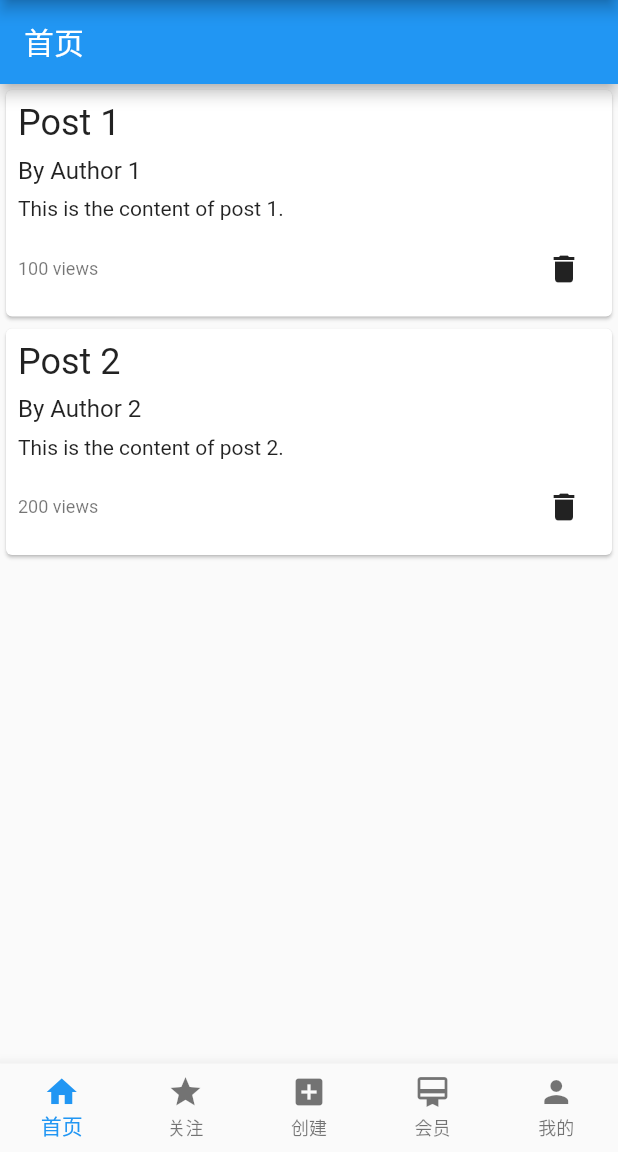
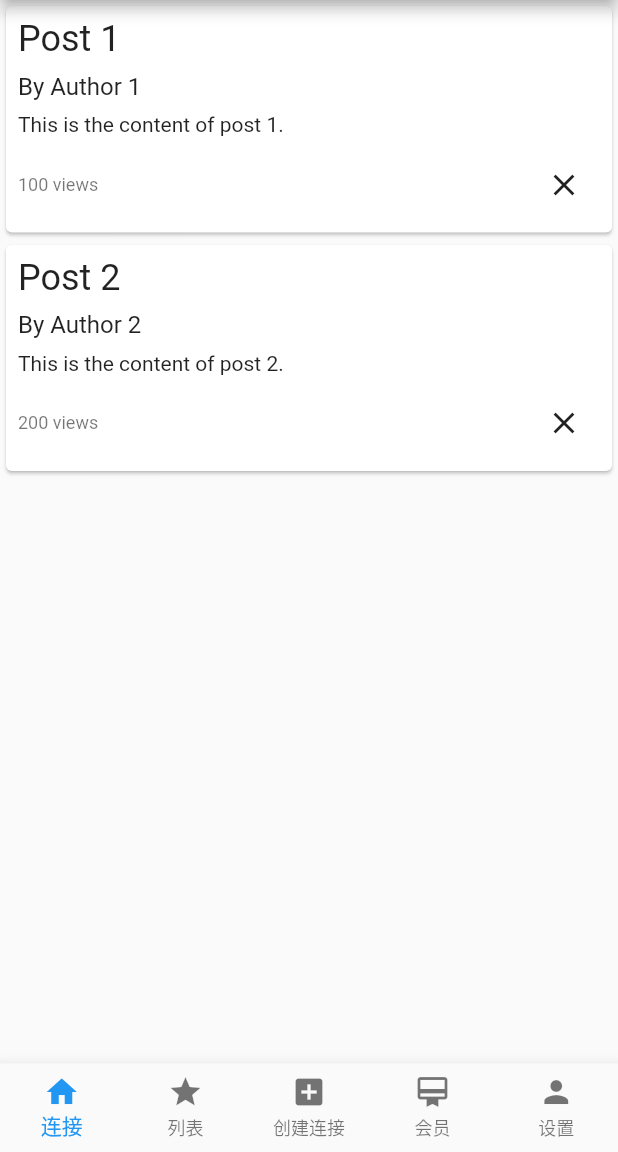
Before and after one commit to LiHeng99/mqtt_flutter, a Flutter app: the screen it shows after launch, on a phone screen of 412 x 824 dp, the part 84-1236 px from its top. Run offline on Flutter 3.47's test engine with Material 2 defaults, Android fonts, the phone set to English and light mode, and no system bars.

Commit message:
修改配置,添加聊天页面

```diff
--- a/lib/main.dart
+++ b/lib/main.dart
@@ -7,10 +7,12 @@ import 'package:mqtt/pages/my_page.dart';
 import 'package:mqtt/widgets/bottom_navigation.dart';
 
 void main() {
-  runApp(MyApp());
+  runApp(const MyApp());
 }
 
 class MyApp extends StatelessWidget {
+  const MyApp({super.key});
+
   @override
   Widget build(BuildContext context) {
     return MaterialApp(
@@ -36,8 +38,8 @@ class _MainPageState extends State<MainPage> {
     HomePage(),
     FavoritesPage(),
     CreateContentPage(),
-    MembershipPage(),
-    MyPage(),
+    const MembershipPage(),
+    const MyPage(),
   ];
 
   @override
@@ -52,9 +54,9 @@ class _MainPageState extends State<MainPage> {
         },
       ),
       appBar: AppBar(
-        title: Text('Custom AppBar'),
+        title: const Text('Custom AppBar'),
         leading: IconButton(
-          icon: Icon(Icons.arrow_back),
+          icon: const Icon(Icons.arrow_back),
           onPressed: () {
             Navigator.pop(context);
           },
--- a/lib/pages/create_content_page.dart
+++ b/lib/pages/create_content_page.dart
@@ -4,9 +4,9 @@ class CreateContentPage extends StatelessWidget {
   @override
   Widget build(BuildContext context) {
     return Scaffold(
-      appBar: AppBar(
-        title: Text('创建内容'),
-      ),
+      // appBar: AppBar(
+      //   title: Text('创建内容'),
+      // ),
       body: Center(
         child: Text('这是创建内容页面'),
       ),
--- a/lib/pages/favorites_page.dart
+++ b/lib/pages/favorites_page.dart
@@ -4,9 +4,9 @@ class FavoritesPage extends StatelessWidget {
   @override
   Widget build(BuildContext context) {
     return Scaffold(
-      appBar: AppBar(
-        title: Text('关注'),
-      ),
+      // appBar: AppBar(
+      //   title: Text('关注'),
+      // ),
       body: Center(
         child: Text('这是关注页面'),
       ),
--- a/lib/pages/home/home_page.dart
+++ b/lib/pages/home/home_page.dart
@@ -5,9 +5,9 @@ class HomePage extends StatelessWidget {
   @override
   Widget build(BuildContext context) {
     return Scaffold(
-      appBar: AppBar(
-        title: Text('首页'),
-      ),
+      // appBar: AppBar(
+      //   title: Text('首页'),
+      // ),
       body: ListView.builder(
         itemCount: posts.length, // Assuming 'posts' is your data array
         itemBuilder: (context, index) {
--- a/lib/widgets/bottom_navigation.dart
+++ b/lib/widgets/bottom_navigation.dart
@@ -6,6 +6,7 @@ class BottomNavigation extends StatefulWidget {
   BottomNavigation({required this.onTabSelected});
 
   @override
+  // ignore: library_private_types_in_public_api
   _BottomNavigationState createState() => _BottomNavigationState();
 }
 
@@ -17,26 +18,26 @@ class _BottomNavigationState extends State<BottomNavigation> {
     return BottomNavigationBar(
       currentIndex: _currentIndex,
       type: BottomNavigationBarType.fixed,
-      items: [
+      items: const [
         BottomNavigationBarItem(
           icon: Icon(Icons.home),
-          label: '首页',
+          label: '连接',
         ),
         BottomNavigationBarItem(
-          icon: const Icon(Icons.star),
-          label: '关注',
+          icon: Icon(Icons.star),
+          label: '列表',
         ),
         BottomNavigationBarItem(
-          icon: const Icon(Icons.add_box),
-          label: '创建',
+          icon: Icon(Icons.add_box),
+          label: '创建连接',
         ),
         BottomNavigationBarItem(
-          icon: const Icon(Icons.card_membership),
+          icon: Icon(Icons.card_membership),
           label: '会员',
         ),
         BottomNavigationBarItem(
-          icon: const Icon(Icons.person),
-          label: '我的',
+          icon: Icon(Icons.person),
+          label: '设置',
         ),
       ],
       onTap: (index) {
--- a/lib/widgets/post_card.dart
+++ b/lib/widgets/post_card.dart
@@ -1,4 +1,5 @@
 import 'package:flutter/material.dart';
+import 'package:mqtt/pages/home/chat_page.dart';
 
 class PostCard extends StatelessWidget {
   final String title;
@@ -18,7 +19,17 @@ class PostCard extends StatelessWidget {
 
   @override
   Widget build(BuildContext context) {
-    return Card(
+    return GestureDetector(
+      // add GestureDetector here
+      onTap: () {
+        Navigator.push(
+          context,
+          MaterialPageRoute(
+            builder: (context) => ChatPage(appBarTitle: title),
+          ),
+        );
+      },
+      child: Card(
         child: Padding(
           padding: const EdgeInsets.all(8.0),
           child: Column(
@@ -36,7 +47,7 @@ class PostCard extends StatelessWidget {
                   Text('$views views',
                       style: Theme.of(context).textTheme.caption),
                   IconButton(
-                  icon: Icon(Icons.delete),
+                    icon: const Icon(Icons.clear),
                     onPressed: onDelete,
                   ),
                 ],
@@ -44,6 +55,7 @@ class PostCard extends StatelessWidget {
             ],
           ),
         ),
+      ),
     );
   }
 }
```
Also changed, not shown: lib/pages/home/chat_page.dart (added, +42 -0 lines), lib/pages/membership_page.dart (+6 -4 lines), lib/pages/my_page.dart (+6 -4 lines), 1 other file. Lines whose indentation alone changed are shown as unchanged.
